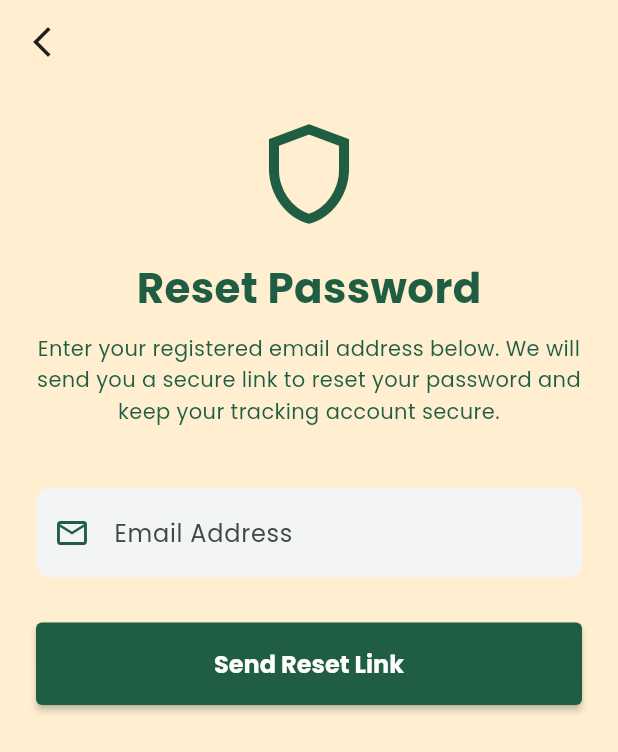
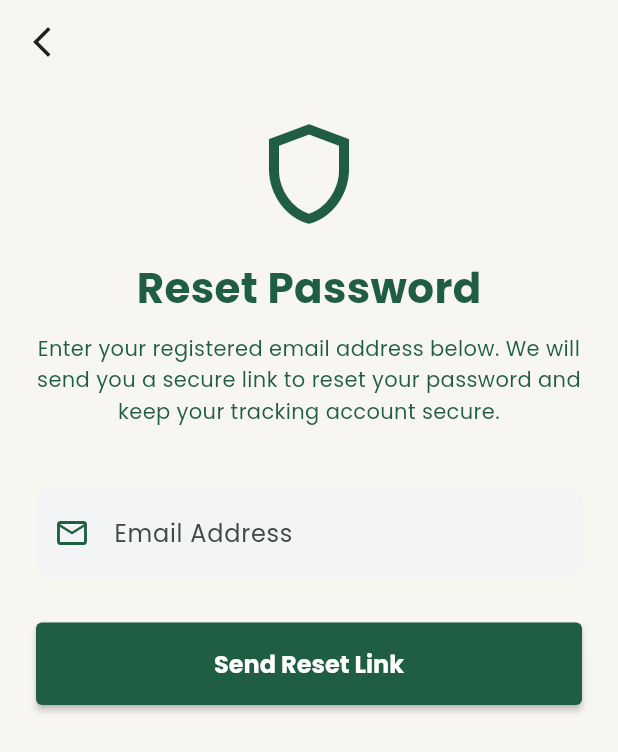
Before and after one commit to priscillanabachwa/AFLALERT, a Flutter app: the ForgotPasswordScreen screen opened directly, on a phone screen of 412 x 824 dp. Shown: the top 752 px of the screen. Run offline on Flutter 3.47's test engine with Material 3 defaults, Android fonts, the light colour scheme and no system bars; our stand-ins replace camera, firebase_auth, firebase_core, google_fonts; accounts and stored records are empty; network calls fail.

Commit message:
Changed colours

```diff
--- a/lib/constants/app_colors.dart
+++ b/lib/constants/app_colors.dart
@@ -20,5 +20,6 @@ class AppColors {
   static const logoCream = Color(0xFFF6F4E2);
 
   // T95 tone — replaces the plain white theme surface on auth screens.
-  static const t95 = Color(0xFFFFEFD0);
+  // Matches the cream used on the home screen.
+  static const t95 = Color(0xFFF8F6F0);
 }
```
